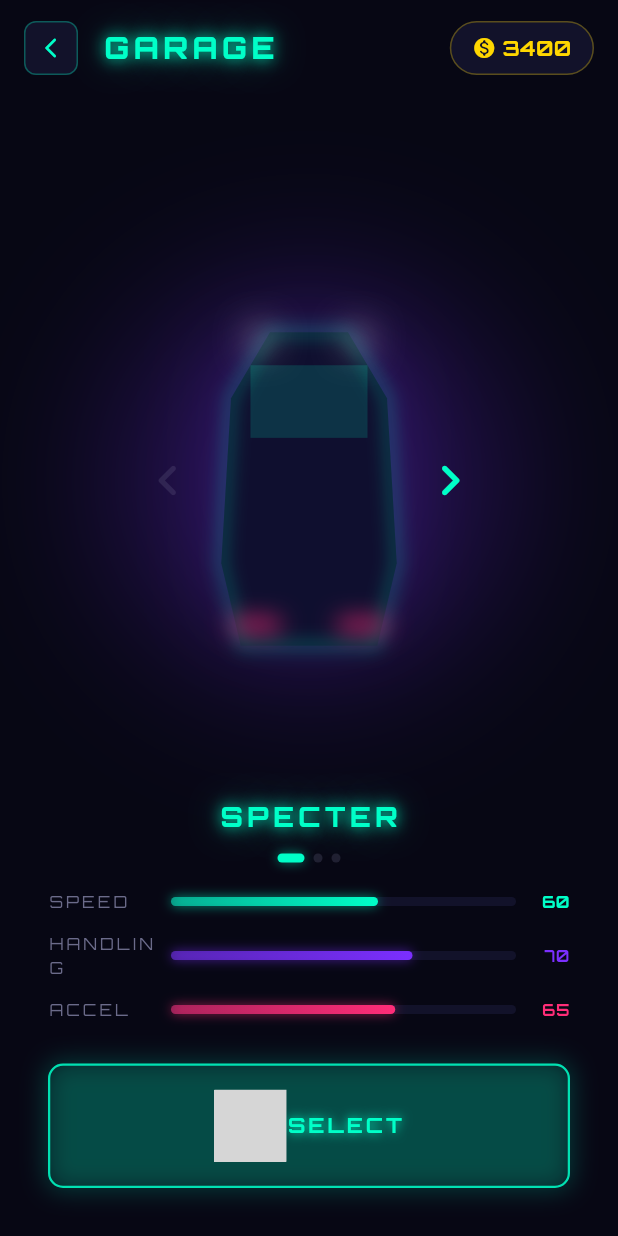
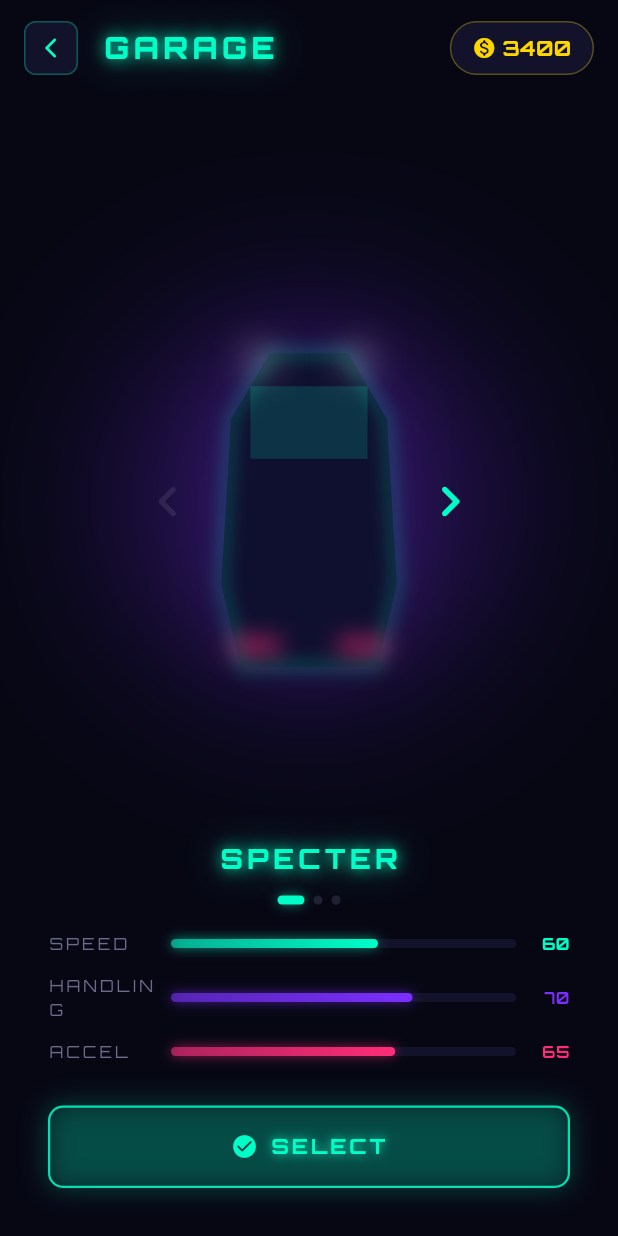
Before and after one commit to doAiDev/newGame, a Flutter app: the GarageScreen screen opened directly, on a phone screen of 412 x 824 dp. Run offline on Flutter 3.47's test engine with Material 3 defaults, Android fonts, the phone set to English and light mode, and no system bars; our stand-ins replace google_fonts; missing offline and left inert: flame; grey boxes are pictures that could not be loaded.

Commit message:
fix: NeonButton 아이콘 렌더링 코드 수정

```diff
--- a/lib/widgets/neon_button.dart
+++ b/lib/widgets/neon_button.dart
@@ -73,7 +73,7 @@ class _NeonButtonState extends State<NeonButton>
       onTapCancel: widget.enabled ? () => _controller.reverse() : null,
       child: AnimatedBuilder(
         animation: _controller,
-        builder: (_, child) => Transform.scale(
+        builder: (_, __) => Transform.scale(
           scale: _scale.value,
           child: Container(
             padding: const EdgeInsets.symmetric(vertical: 16, horizontal: 20),
@@ -94,20 +94,12 @@ class _NeonButtonState extends State<NeonButton>
                     ]
                   : null,
             ),
-            child: child,
-          ),
-        ),
             child: Row(
               mainAxisAlignment: MainAxisAlignment.center,
               children: [
-            if (widget.icon != null) ...[{
-              'icon': widget.icon,
-            }].map((_) => Row(
-              children: [
-                Icon(widget.icon, color: _effectiveColor, size: widget.fontSize + 4),
+                if (widget.icon != null) ...[                  Icon(widget.icon!, color: _effectiveColor, size: widget.fontSize + 4),
                   const SizedBox(width: 8),
                 ],
-            )).first,
                 Text(
                   widget.label,
                   style: GoogleFonts.orbitron(
@@ -123,6 +115,8 @@ class _NeonButtonState extends State<NeonButton>
               ],
             ),
           ),
+        ),
+      ),
     );
   }
 }
```
Lines whose indentation alone changed are shown as unchanged.
